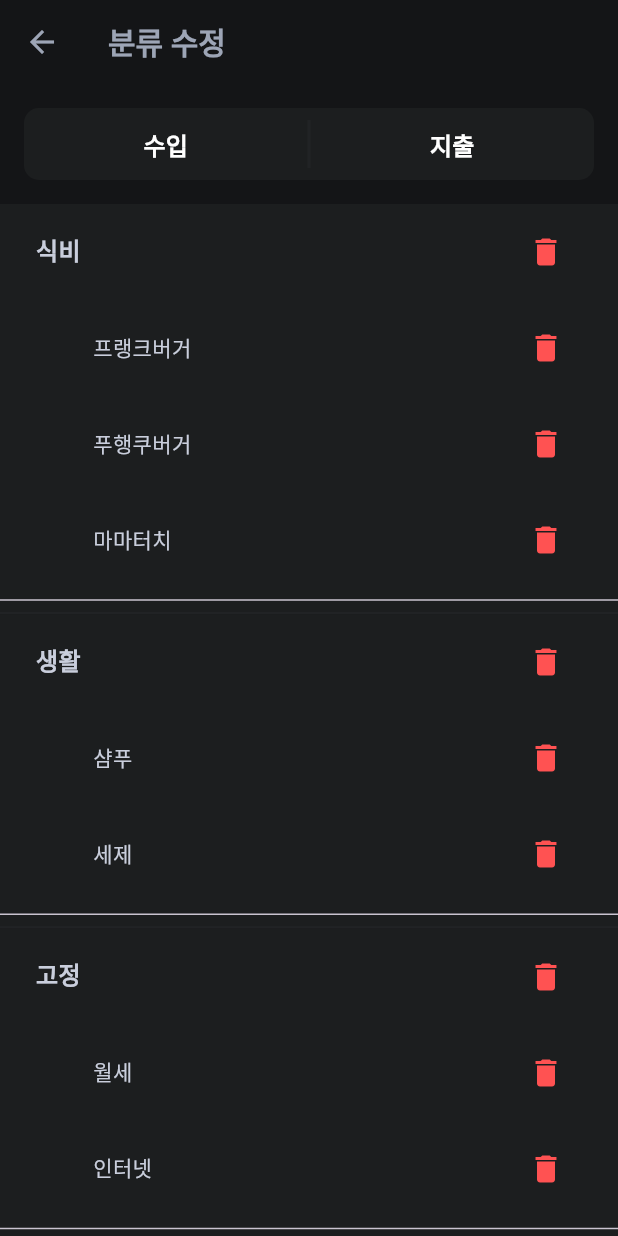
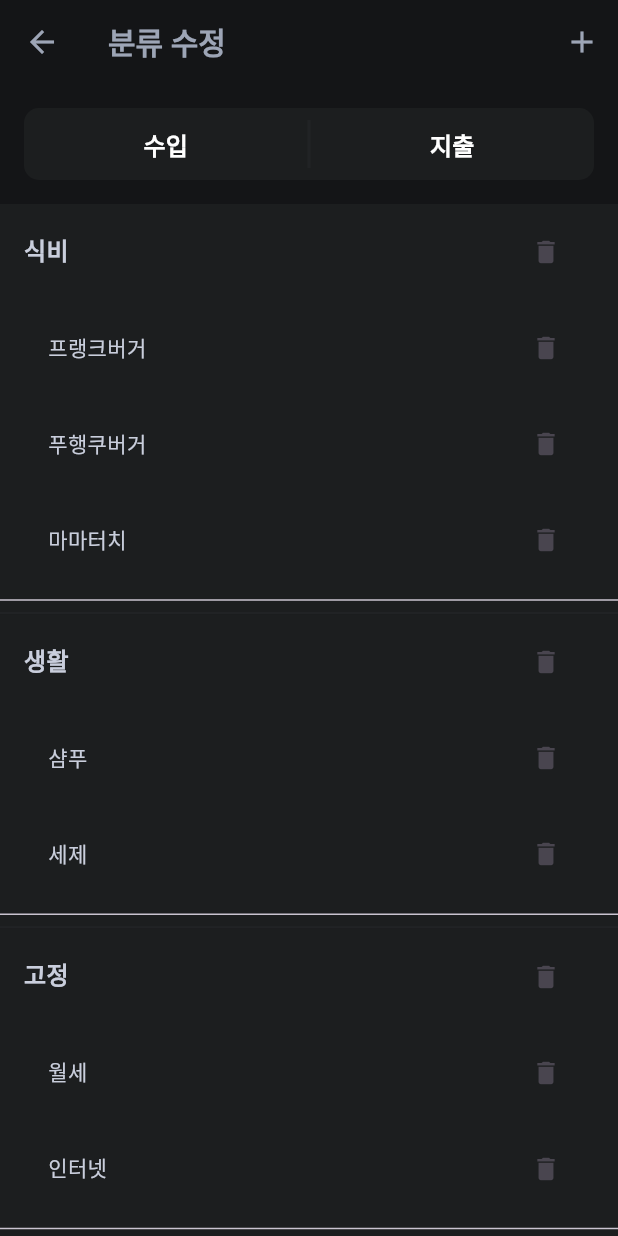
Before and after one commit to jhssong/profitnote, a Flutter app: the CategorySettingScreen screen opened directly, on a phone screen of 412 x 824 dp. Run offline on Flutter 3.47's test engine with Material 3 defaults, Android fonts, the light colour scheme and no system bars; our stand-ins replace syncfusion_flutter_charts.

Commit message:
style: Update category setting screen UI

```diff
--- a/lib/screens/setting/category_setting_screen.dart
+++ b/lib/screens/setting/category_setting_screen.dart
@@ -1,4 +1,5 @@
 import 'package:flutter/material.dart';
+import 'package:profitnote/screens/setting/widgets/category_add_widget.dart';
 import 'package:profitnote/style/theme.dart';
 import 'package:profitnote/screens/setting/widgets/category_item_widget.dart';
 import 'package:profitnote/widgets/control_btn_group.dart';
@@ -73,7 +74,20 @@ class _CategorySettingScreenState extends State<CategorySettingScreen> {
   @override
   Widget build(BuildContext context) {
     return Scaffold(
-      appBar: AppBar(title: const Text("분류 수정")),
+      appBar: AppBar(
+        title: const Text("분류 수정"),
+        actions: [
+          IconButton(
+            onPressed: () {
+              Navigator.of(context).push(
+                MaterialPageRoute(
+                    builder: (context) => const CategoryAddWidget()),
+              );
+            },
+            icon: const Icon(Icons.add),
+          ),
+        ],
+      ),
       body: Column(
         crossAxisAlignment: CrossAxisAlignment.stretch,
         children: [
@@ -102,7 +116,6 @@ class _CategorySettingScreenState extends State<CategorySettingScreen> {
                         ListTile(
                           title: Row(
                             children: [
-                              const SizedBox(width: 8),
                               Expanded(
                                 child: TextField(
                                   controller: TextEditingController(
@@ -118,8 +131,7 @@ class _CategorySettingScreenState extends State<CategorySettingScreen> {
                             ],
                           ),
                           trailing: IconButton(
-                            icon: const Icon(Icons.delete,
-                                color: Colors.redAccent),
+                            icon: const Icon(Icons.delete, size: 20),
                             onPressed: () {
                               if (expenseCategories[categoryIndex]
                                   .items
@@ -152,7 +164,8 @@ class _CategorySettingScreenState extends State<CategorySettingScreen> {
                               ListTile(
                                 key: Key('item_${categoryIndex}_$itemIndex'),
                                 title: Padding(
-                                  padding: const EdgeInsets.only(left: 46),
+                                  padding:
+                                      const EdgeInsets.fromLTRB(16, 0, 0, 0),
                                   child: TextField(
                                     controller: TextEditingController(
                                         text: expenseCategories[categoryIndex]
@@ -166,8 +179,7 @@ class _CategorySettingScreenState extends State<CategorySettingScreen> {
                                   ),
                                 ),
                                 trailing: IconButton(
-                                  icon: const Icon(Icons.delete,
-                                      color: Colors.redAccent),
+                                  icon: const Icon(Icons.delete, size: 20),
                                   onPressed: () {
                                     _deleteItem(categoryIndex, itemIndex);
                                   },
```
Also changed, not shown: lib/screens/setting/widgets/category_add_widget.dart (added, +48 -0 lines).
